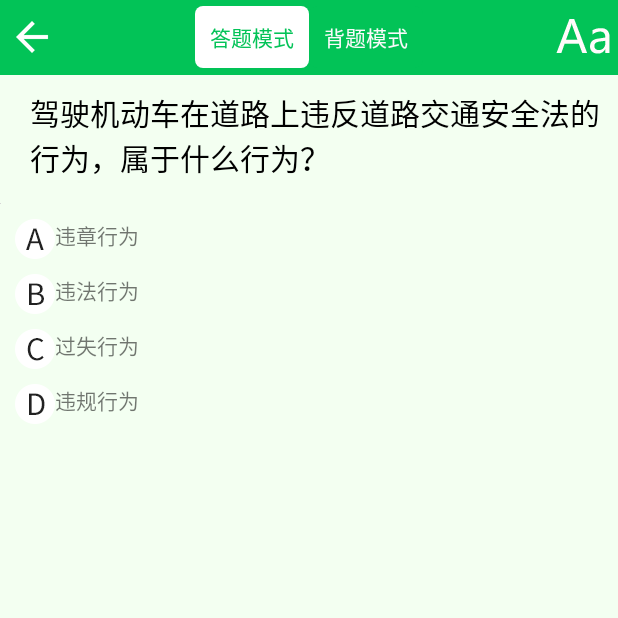
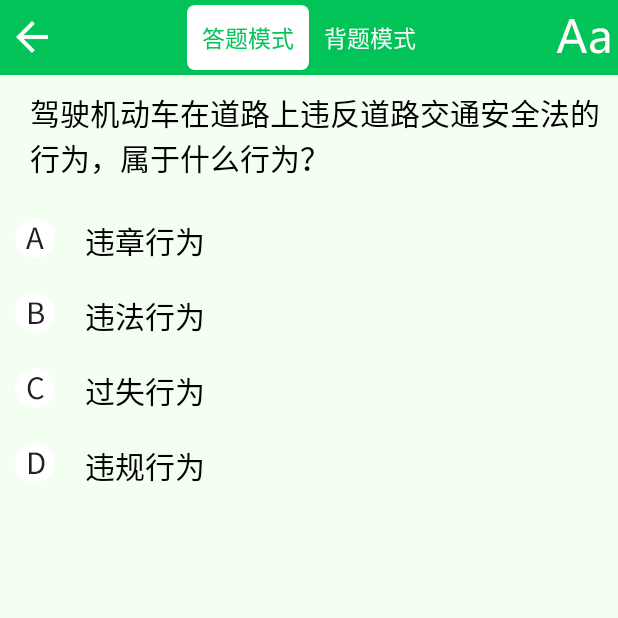
Before and after one commit to xjiangyan/DriverFly, an Android app: the TestActivity screen opened directly, with no data from a screen before it, on a phone screen of 412 x 824 dp, the top half of it. Run offline under Robolectric (Android 15) with nearby library versions, the phone set to English and light mode, and no system bars; our stand-ins replace ButterKnife, Picasso; pictures from the network do not load.

Commit message:
科目一 记录做题顺序以及改变字体大小

```diff
--- a/app/src/main/java/huiiuh/com/driverfly/Activity/TestActivity.java
+++ b/app/src/main/java/huiiuh/com/driverfly/Activity/TestActivity.java
@@ -1,27 +1,37 @@
 package huiiuh.com.driverfly.Activity;
 
+import android.content.DialogInterface;
+import android.content.res.Configuration;
+import android.content.res.Resources;
 import android.os.Bundle;
 import android.support.annotation.IdRes;
 import android.support.v4.app.Fragment;
 import android.support.v4.app.FragmentManager;
 import android.support.v4.app.FragmentPagerAdapter;
 import android.support.v4.view.ViewPager;
+import android.support.v7.app.AlertDialog;
 import android.support.v7.app.AppCompatActivity;
+import android.util.Log;
 import android.view.View;
 import android.view.ViewGroup;
 import android.widget.ImageView;
 import android.widget.LinearLayout;
+import android.widget.PopupWindow;
 import android.widget.RadioButton;
 import android.widget.RadioGroup;
 import android.widget.RelativeLayout;
 import android.widget.TextView;
 import android.widget.Toast;
 
+import com.google.gson.Gson;
+
+import java.io.InputStream;
 import java.util.ArrayList;
 import java.util.List;
 
 import butterknife.Bind;
 import butterknife.ButterKnife;
+import huiiuh.com.driverfly.Bean.DataBean;
 import huiiuh.com.driverfly.Pager.TestPager;
 import huiiuh.com.driverfly.R;
 import huiiuh.com.driverfly.Util.SpUtil;
@@ -43,10 +53,12 @@ public class TestActivity extends AppCompatActivity implements View.OnClickListe
     @Bind(R.id.titleBar)
     RelativeLayout mTitleBar;
 
-    private ViewPager mTest_viewpager;
+    public ViewPager mTest_viewpager;
     private List<Fragment> mFragments;
     private LinearLayout mLine_explain;
-    private MyPagerAdapter mMyPagerAdapter;
+    public MyPagerAdapter mMyPagerAdapter;
+    private List<DataBean.ResultBeanX.ResultBean.ListBean> mList;
+    private PopupWindow mPopupWindow;
 
 
     @Override
@@ -67,22 +79,21 @@ public class TestActivity extends AppCompatActivity implements View.OnClickListe
 
         }
 
-
+        getData();
         String type = SpUtil.getInstance().getString("type", "c1");
         mFragments = new ArrayList<>();
         for (int i = 0; i < 1311; i++) {
 
-            mFragments.add(new TestPager(type, 1, 1, "sort", i));
+            mFragments.add(new TestPager(mList, i));
         }
         mMyPagerAdapter = new MyPagerAdapter(getSupportFragmentManager());
         mTest_viewpager.setAdapter(mMyPagerAdapter);
-        //        mTest_viewpager.setCurrentItem(SpUtil.getInstance().getInt("testedquestionnum", 0));
-        //        FragmentManager supportFragmentManager = getSupportFragmentManager();
-        //        FragmentTransaction transaction = supportFragmentManager.beginTransaction();
-        //
-        //
-        //        //替换页面
-        //        transaction.replace(R.id.frame_testcontain, new TestPager("c1", 1, 1, "normal",1)).commit();
+        mTest_viewpager.setOffscreenPageLimit(10);
+
+        int currentItem = SpUtil.getInstance().getInt("CurrentItem", 0);
+
+        mTest_viewpager.setCurrentItem(currentItem);
+
         mTitlebarRg.setOnCheckedChangeListener(new RadioGroup.OnCheckedChangeListener() {
             @Override
             public void onCheckedChanged(RadioGroup radioGroup, @IdRes int i) {
@@ -101,6 +112,34 @@ public class TestActivity extends AppCompatActivity implements View.OnClickListe
                 }
             }
         });
+    }
+
+
+    private void getData() {
+        //读取assets下的资源文件
+        try {
+            InputStream is = getAssets().open("question_c1_subjectOne.txt");
+            int lenght = 0;
+
+            lenght = is.available();
+
+            byte[] buffer = new byte[lenght];
+
+            is.read(buffer);
+
+            String result = new String(buffer, "utf8");
+            processData(result);
+            Log.d("TestActivity", "读取到的" + result);
+        } catch (Exception e) {
+            e.printStackTrace();
+            Log.d("TestActivity", "读取出错" + e.getMessage().toString());
+        }
+    }
+
+    private void processData(String result) {
+        Gson gson = new Gson();
+        DataBean dataBean = gson.fromJson(result, DataBean.class);
+        mList = dataBean.getResult().getResult().getList();
     }
 
     private void findview() {
@@ -124,15 +163,48 @@ public class TestActivity extends AppCompatActivity implements View.OnClickListe
             case R.id.titleBack:
                 finish();
                 break;
-
+            case R.id.titleFunction:
+                showTextSizeChangeBar();
+                break;
 
         }
     }
 
+    private void showTextSizeChangeBar() {
+        AlertDialog.Builder builder = new AlertDialog.Builder(this);
+        final String sizes[] = new String[]{"0.5", "0.75", "1.0", "1.2", "1.5"};
 
-    private class MyPagerAdapter extends FragmentPagerAdapter {
+        builder.setSingleChoiceItems(sizes, 2, new DialogInterface.OnClickListener() {
+            int size = 0;
+
+            @Override
+            public void onClick(DialogInterface dialogInterface, int i) {
+                switch (i) {
+                    case 0:
+                        size = 0;
+                        break;
+                    case 1:
+                        size = 1;
+                        break;
+                    case 2:
+                        size = 2;
+                        break;
+                    case 3:
+                        size = 3;
+                        break;
+                    case 4:
+                        size = 4;
+                        break;
+                }
+                SpUtil.getInstance().save("textsize", sizes[size]);
+                mMyPagerAdapter.notifyDataSetChanged();
+            }
+        }).show();
+    }
+
+
+    public class MyPagerAdapter extends FragmentPagerAdapter {
         private int mChildCount = 0;
-
 
 
         @Override
@@ -170,4 +242,27 @@ public class TestActivity extends AppCompatActivity implements View.OnClickListe
             return super.getItemPosition(object);
         }
     }
+
+    @Override
+    protected void onDestroy() {
+        super.onDestroy();
+        int currentItem = SpUtil.getInstance().getInt("CurrentItem", 0);
+        if (currentItem < mTest_viewpager.getCurrentItem()) {
+            currentItem = mTest_viewpager.getCurrentItem();
+            SpUtil.getInstance().save("CurrentItem", currentItem);
+        }
+        Log.d("TestActivity", "保存的item位置是" + currentItem);
+    }
+
+    @Override
+    public Resources getResources() {
+        String textsize = SpUtil.getInstance().getString("textsize", "1.0");
+        float v = Float.parseFloat(textsize);
+        Resources res = super.getResources();
+        Configuration config = res.getConfiguration();
+        config.fontScale = v; //1 设置正常字体大小的倍数
+        res.updateConfiguration(config, res.getDisplayMetrics());
+        return res;
+
+    }
 }
--- a/app/src/main/java/huiiuh/com/driverfly/Pager/TestPager.java
+++ b/app/src/main/java/huiiuh/com/driverfly/Pager/TestPager.java
@@ -8,10 +8,8 @@ import android.widget.ProgressBar;
 import android.widget.RadioButton;
 import android.widget.TextView;
 
-import com.google.gson.Gson;
 import com.squareup.picasso.Picasso;
 
-import java.io.InputStream;
 import java.util.List;
 
 import huiiuh.com.driverfly.Base.BaseFragment;
@@ -30,6 +28,7 @@ import huiiuh.com.driverfly.Util.SpUtil;
 public class TestPager extends BaseFragment implements View.OnClickListener {
 
 
+    private final List<DataBean.ResultBeanX.ResultBean.ListBean> list;
     private int position;
     private String type;
     private int subject;
@@ -73,12 +72,9 @@ public class TestPager extends BaseFragment implements View.OnClickListener {
     private String check;
 
 
-    public TestPager(String type, int subject, int pagenum, String sort, int position) {
+    public TestPager(List<DataBean.ResultBeanX.ResultBean.ListBean> list, int position) {
         super();
-        this.type = type;
-        this.subject = subject;
-        this.pagenum = pagenum;
-        this.sort = sort;
+        this.list = list;
         this.position = position;
     }
 
@@ -133,9 +129,8 @@ public class TestPager extends BaseFragment implements View.OnClickListener {
         mLine_option2.setOnClickListener(this);
         mLine_option3.setOnClickListener(this);
         mLine_option4.setOnClickListener(this);
-        mLine_explain = (LinearLayout) this.mTest_pager.findViewById(R.id.line_explain);
-        mProgressBar = (ProgressBar) this.mTest_pager.findViewById(R.id.progressBar);
-        mTest_question.setVisibility(View.VISIBLE);
+        mLine_explain = (LinearLayout) mTest_pager.findViewById(R.id.line_explain);
+        mProgressBar = (ProgressBar) mTest_pager.findViewById(R.id.progressBar);
         if (SpUtil.getInstance().getBoolean("isdati", true)) {
             mLine_explain.setVisibility(View.INVISIBLE);
         } else {
@@ -148,8 +143,8 @@ public class TestPager extends BaseFragment implements View.OnClickListener {
     @Override
     public void initData() {
         super.initData();
+        setData();
 
-        setData();
         // readstate();
 
     }
@@ -162,25 +157,7 @@ public class TestPager extends BaseFragment implements View.OnClickListener {
 
     private void setData() {
 
-        //读取assets下的资源文件
-        try {
-            InputStream is = mContext.getAssets().open("question_c1_subjectOne.txt");
-            int lenght = 0;
-
-            lenght = is.available();
-
-            byte[] buffer = new byte[lenght];
-
-            is.read(buffer);
-
-            String result = new String(buffer, "utf8");
-            processData(result);
-            Log.d("TestActivity", "读取到的" + result);
-        } catch (Exception e) {
-            e.printStackTrace();
-            Log.d("TestActivity", "读取出错" + e.getMessage().toString());
-        }
-
+        processData(list);
 
         mProgressBar.setVisibility(View.INVISIBLE);
         mTest_question.setText(mQuestion);
@@ -193,33 +170,32 @@ public class TestPager extends BaseFragment implements View.OnClickListener {
     }
 
 
-    private void processData(String data) {
-        Gson gson = new Gson();
-        DataBean dataBean = gson.fromJson(data, DataBean.class);
-        mList = dataBean.getResult().getResult().getList();
-        mChapter = mList.get(position).getChapter();
-        mQuestion = mList.get(position).getQuestion();
-        mPic = mList.get(position).getPic();
+    private void processData(List<DataBean.ResultBeanX.ResultBean.ListBean> data) {
+        mChapter = data.get(position).getChapter();
+        mQuestion = data.get(position).getQuestion();
+        mPic = data.get(position).getPic();
 
 
-        if (mList.get(position).getOption1().length() > 3) {
-            mOption1 = splitData(mList.get(position).getOption1());
-            mOption2 = splitData(mList.get(position).getOption2());
-            mOption3 = splitData(mList.get(position).getOption3());
-            mOption4 = splitData(mList.get(position).getOption4());
-        } else if (mList.get(position).getOption1().length() == 0) {
-            mTest_option3.setVisibility(View.GONE);
-            mTest_option4.setVisibility(View.GONE);
-            mIv_option3.setVisibility(View.GONE);
-            mIv_option4.setVisibility(View.GONE);
+        if (data.get(position).getOption1().length() > 3) {
+            mOption1 = splitData(data.get(position).getOption1());
+            mOption2 = splitData(data.get(position).getOption2());
+            mOption3 = splitData(data.get(position).getOption3());
+            mOption4 = splitData(data.get(position).getOption4());
+        } else if (data.get(position).getOption1().length() == 0) {
+            //            mTest_option3.setVisibility(View.GONE);
+            //            mTest_option4.setVisibility(View.GONE);
+            //            mIv_option3.setVisibility(View.GONE);
+            //            mIv_option4.setVisibility(View.GONE);
+            mLine_option3.setVisibility(View.GONE);
+            mLine_option4.setVisibility(View.GONE);
             mOption1 = "对";
             mOption2 = "错";
         }
-        mAnswer = mList.get(position).getAnswer();
-        mExplain = mList.get(position).getExplain();
+        mAnswer = data.get(position).getAnswer();
+        mExplain = data.get(position).getExplain();
 
-        if (mList.get(position).getPic() != null) {
-            mPic = mList.get(position).getPic();
+        if (data.get(position).getPic() != null && data.get(position).getPic().length() > 0) {
+            mPic = data.get(position).getPic();
             Picasso.with(mContext).load(mPic).into(mTest_pic);
             Log.d("TestPager", "你他妈执行了？");
         }
@@ -240,6 +216,8 @@ public class TestPager extends BaseFragment implements View.OnClickListener {
             case R.id.line_option1:
                 if (mAnswer.equals("A") || mAnswer.equals("对")) {
                     mIv_option1.setBackgroundResource(R.drawable.ic_answer_currect);
+                    //                    new TestActivity().mMyPagerAdapter.notifyDataSetChanged();
+                    goToNextViewPager();
                 } else {
                     mIv_option1.setBackgroundResource(R.drawable.ic_answer_wrong);
                 }
@@ -249,6 +227,8 @@ public class TestPager extends BaseFragment implements View.OnClickListener {
             case R.id.line_option2:
                 if (mAnswer.equals("B") || mAnswer.equals("错")) {
                     mIv_option2.setBackgroundResource(R.drawable.ic_answer_currect);
+                    goToNextViewPager();
+
                 } else {
                     mIv_option2.setBackgroundResource(R.drawable.ic_answer_wrong);
                 }
@@ -258,6 +238,8 @@ public class TestPager extends BaseFragment implements View.OnClickListener {
             case R.id.line_option3:
                 if (mAnswer.equals("C")) {
                     mIv_option3.setBackgroundResource(R.drawable.ic_answer_currect);
+                    goToNextViewPager();
+
                 } else {
                     mIv_option3.setBackgroundResource(R.drawable.ic_answer_wrong);
                 }
@@ -267,6 +249,8 @@ public class TestPager extends BaseFragment implements View.OnClickListener {
             case R.id.line_option4:
                 if (mAnswer.equals("D")) {
                     mIv_option4.setBackgroundResource(R.drawable.ic_answer_currect);
+                    goToNextViewPager();
+
                 } else {
                     mIv_option4.setBackgroundResource(R.drawable.ic_answer_wrong);
                 }
@@ -274,22 +258,56 @@ public class TestPager extends BaseFragment implements View.OnClickListener {
 
                 break;
         }
+        showResult();
+
         mLine_option1.setEnabled(false);
         mLine_option2.setEnabled(false);
         mLine_option3.setEnabled(false);
         mLine_option4.setEnabled(false);
     }
 
+    private void showResult() {
+        mLine_explain.setVisibility(View.VISIBLE);
+        switch (mAnswer.toString()) {
+            case "A":
+                mIv_option1.setBackgroundResource(R.drawable.ic_answer_currect);
+                break;
+            case "对":
+                mIv_option1.setBackgroundResource(R.drawable.ic_answer_currect);
+
+                break;
+            case "B":
+                mIv_option2.setBackgroundResource(R.drawable.ic_answer_currect);
+
+                break;
+            case "错":
+                mIv_option2.setBackgroundResource(R.drawable.ic_answer_currect);
+
+                break;
+            case "C":
+                mIv_option3.setBackgroundResource(R.drawable.ic_answer_currect);
+
+                break;
+            case "D":
+                mIv_option4.setBackgroundResource(R.drawable.ic_answer_currect);
+
+                break;
+        }
+    }
+
+    private void goToNextViewPager() {
+
+        // new TestActivity().updata(2);
+        //        if (test_viewpager.getCurrentItem() < 1310) {
+        //            test_viewpager.setCurrentItem(test_viewpager.getCurrentItem() + 1);
+        //        }
+    }
+
+
     @Override
     public void onDestroyView() {
         super.onDestroyView();
-        SpUtil.getInstance().save("testedquestionnum", position);
-        SpUtil.getInstance().save("testedquestionanswer", mAnswer);
 
-        String testquestion = SpUtil.getInstance().getString("testquestioncheck", null);
-        SpUtil.getInstance().save("testquestioncheck", testquestion + "," + check);
 
     }
-
-
 }
--- a/app/src/main/res/layout/test_pager.xml
+++ b/app/src/main/res/layout/test_pager.xml
@@ -87,6 +87,8 @@
 
                 <TextView
                     android:id="@+id/test_Option1"
+
+                    style="@style/test_style"
                     android:layout_width="wrap_content"
                     android:layout_height="wrap_content"/>
             </LinearLayout>
@@ -107,6 +109,8 @@
 
                 <TextView
                     android:id="@+id/test_Option2"
+
+                    style="@style/test_style"
                     android:layout_width="wrap_content"
                     android:layout_height="wrap_content"/>
             </LinearLayout>
@@ -128,6 +132,8 @@
 
                 <TextView
                     android:id="@+id/test_Option3"
+
+                    style="@style/test_style"
                     android:layout_width="wrap_content"
                     android:layout_height="wrap_content"/>
             </LinearLayout>
@@ -149,6 +155,7 @@
 
                 <TextView
                     android:id="@+id/test_Option4"
+                    style="@style/test_style"
                     android:layout_width="wrap_content"
                     android:layout_height="wrap_content"/>
             </LinearLayout>
--- a/app/src/main/res/layout/titlebar.xml
+++ b/app/src/main/res/layout/titlebar.xml
@@ -12,14 +12,14 @@
         android:orientation="horizontal">
 
         <ImageView
-            android:visibility="invisible"
             android:id="@+id/titleBack"
             android:layout_width="wrap_content"
             android:layout_height="wrap_content"
             android:layout_alignParentLeft="true"
             android:layout_centerVertical="true"
             android:layout_marginLeft="5dp"
-            android:src="@drawable/abc_ic_ab_back_mtrl_am_alpha"/>
+            android:src="@drawable/abc_ic_ab_back_mtrl_am_alpha"
+            android:visibility="invisible"/>
 
         <RadioGroup
             android:id="@+id/titlebar_rg"
@@ -31,12 +31,14 @@
 
             <RadioButton
                 android:id="@+id/btn_dati"
+
                 android:layout_width="wrap_content"
                 android:layout_height="wrap_content"
                 android:background="@drawable/smallbutton_type"
                 android:button="@null"
                 android:text="答题模式"
-                android:textColor="@drawable/titlebar_text_selector"/>
+                android:textColor="@drawable/titlebar_text_selector"
+                android:textSize="15dp"/>
 
 
             <RadioButton
@@ -46,7 +48,8 @@
                 android:background="@drawable/smallbutton_type"
                 android:button="@null"
                 android:text="背题模式"
-                android:textColor="@drawable/titlebar_text_selector"/>
+                android:textColor="@drawable/titlebar_text_selector"
+                android:textSize="15dp"/>
         </RadioGroup>
 
 
@@ -56,18 +59,18 @@
             android:layout_height="wrap_content"
             android:layout_centerInParent="true"
             android:text="标题"
-            android:visibility="invisible"
             android:textColor="@android:color/white"
-            android:textSize="25sp"/>
+            android:textSize="25sp"
+            android:visibility="invisible"/>
 
         <ImageView
-            android:visibility="invisible"
             android:id="@+id/titleFunction"
             android:layout_width="wrap_content"
             android:layout_height="wrap_content"
             android:layout_alignParentRight="true"
             android:layout_centerVertical="true"
             android:layout_marginRight="5dp"
-            android:background="@drawable/textsize_selector"/>
+            android:background="@drawable/textsize_selector"
+            android:visibility="invisible"/>
     </RelativeLayout>
 </LinearLayout>
```
